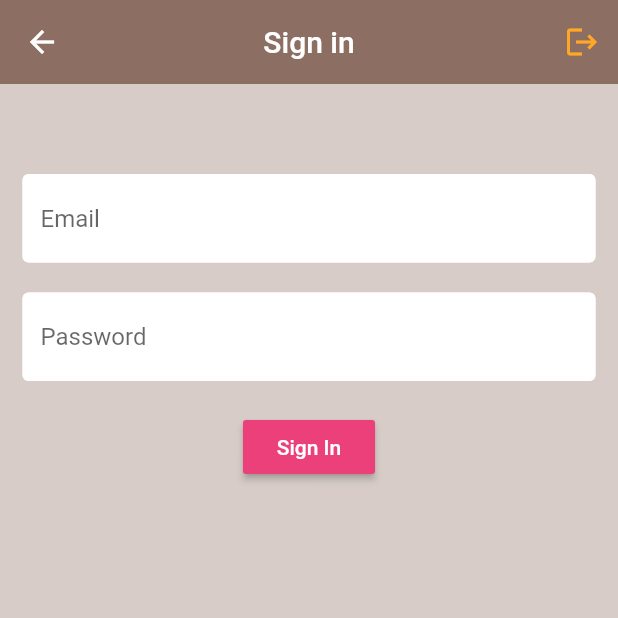
After one commit to SahilSinghzx77/coffeeshop, a Flutter app: the SignInEmail screen opened directly, on a phone screen of 412 x 824 dp, the top half of it. The commit adds this screen. Run offline on Flutter 3.47's test engine with Material 2 defaults, Android fonts, the phone set to English and light mode, and no system bars; our stand-ins replace firebase_auth, firebase_core; accounts and stored records are empty; network calls fail.

Commit message:
sign in & registration added

```diff
--- a/lib/cfFavorite.dart
+++ b/lib/cfFavorite.dart
@@ -1,7 +1,7 @@
 import 'package:flutter/material.dart';
 
-import 'Card.dart';
-import 'home.dart';
+import 'home/Card.dart';
+import 'home/home.dart';
 
 
 class favorite extends StatelessWidget {
--- a/lib/coffeeoftheday.dart
+++ b/lib/coffeeoftheday.dart
@@ -1,7 +1,7 @@
 import 'package:flutter/material.dart';
 
-import 'Card.dart';
-import 'home.dart';
+import 'home/Card.dart';
+import 'home/home.dart';
 
 class cfoftheday extends StatelessWidget {
   const cfoftheday({Key? key}) : super(key: key);
--- /dev/null
+++ b/lib/models/my_user.dart
@@ -0,0 +1,6 @@
+// @dart=2.9
+
+class MyUser{
+  final String uid;
+  MyUser({this.uid});
+}
--- a/lib/ordered.dart
+++ b/lib/ordered.dart
@@ -1,6 +1,6 @@
 import 'package:flutter/material.dart';
-import 'Card.dart';
-import 'home.dart';
+import 'home/Card.dart';
+import 'home/home.dart';
 
 class yourOrders extends StatelessWidget {
   const yourOrders({Key? key}) : super(key: key);
--- /dev/null
+++ b/lib/screens/authenticate/signinemail.dart
@@ -0,0 +1,112 @@
+// @dart=2.9
+import 'package:coffeeshop/services/auth.dart';
+import 'package:coffeeshop/shared/constants.dart';
+import 'package:flutter/material.dart';
+
+class SignInEmail extends StatefulWidget {
+  final Function toggleView;
+  SignInEmail({ this.toggleView });
+
+  @override
+  _SignInEmailState createState() => _SignInEmailState();
+}
+
+class _SignInEmailState extends State<SignInEmail> {
+
+  final AuthService _auth = AuthService();
+  final _formKey = GlobalKey<FormState>();
+
+  String email = '';
+  String password = '';
+
+  String error = '';
+
+  @override
+  Widget build(BuildContext context) {
+    return Scaffold(
+      backgroundColor: Colors.brown[100],
+      appBar: AppBar(
+        backgroundColor: Colors.brown[400],
+        elevation: 0.0,
+        title: Text('Sign in'),
+        centerTitle: true,
+        actions: [
+          IconButton(
+            icon: Icon(
+              Icons.logout,
+              color: Colors.orange[400],
+            ),
+            onPressed: () => widget.toggleView(),
+          )
+        ],
+      ),
+      body: Container(
+        padding: EdgeInsets.symmetric(vertical: 10.0, horizontal: 15.0),
+        child: Form(
+          key: _formKey,
+          child: Column(
+            children: <Widget>[
+              SizedBox(height: 50.0),
+              TextFormField(
+                decoration: textInputDecoration.copyWith(hintText: 'Email'),
+                validator: (val) => val.isEmpty ? 'Enter an email' : null,
+                onChanged: (val) {
+                  setState(() => email = val);
+                },
+              ),
+              SizedBox(height: 20.0),
+              TextFormField(
+                decoration: textInputDecoration.copyWith(hintText: 'Password'),
+                validator: (val) => val.length < 6 ? 'Enter a password 6+ chars long' : null,
+                obscureText: true,
+                onChanged: (val) {
+                  setState(() => password = val);
+                },
+              ),
+              SizedBox(height: 20.0),
+              RaisedButton(
+                  color: Colors.pink[400],
+                  child: Text(
+                    'Sign In',
+                    style: TextStyle(color: Colors.white),
+                  ),
+                  onPressed: () async {
+                    if(_formKey.currentState.validate()){
+                      dynamic result = await _auth.signInWithEmailAndPassword(email, password);
+                      if(result==null){
+                        setState(() {
+                          error = 'COULD NOT SIGN IN WITH THOSE CREDENTIALS';
+                        });
+                      }
+                    }
+                  }
+              ),
+              SizedBox(height: 12.0),
+              Text(
+                error,
+                style: TextStyle(color: Colors.red, fontSize: 14.0),
+              ),
+              // SizedBox(height: 12.0),
+              // IconButton(
+              //   onPressed: () async{
+              //     dynamic result=_auth.googleSignIn();
+              //     if(result==null){
+              //       print('error signing in');
+              //     }
+              //     else{
+              //       print('signed in');
+              //       print(result.uid);
+              //     }
+              //   },
+              //   icon: Icon(
+              //     Icons.alternate_email_sharp,
+              //   ),
+              // )
+            ],
+          ),
+        ),
+      ),
+
+    );
+  }
+}
--- /dev/null
+++ b/lib/shared/constants.dart
@@ -0,0 +1,13 @@
+import 'package:flutter/material.dart';
+
+const textInputDecoration = InputDecoration(
+  fillColor: Colors.white,
+  filled: true,
+  enabledBorder: OutlineInputBorder(
+      borderSide: BorderSide(color: Colors.white,width: 2.0)
+  ),
+  focusedBorder: OutlineInputBorder(
+      borderSide: BorderSide(color: Colors.pink,width: 2.0)
+  ),
+
+);
--- a/pubspec.yaml
+++ b/pubspec.yaml
@@ -28,6 +28,10 @@ dependencies:
   # The following adds the Cupertino Icons font to your application.
   # Use with the CupertinoIcons class for iOS style icons.
   cupertino_icons: ^1.0.2
+  firebase_auth: ^1.4.1
+  cloud_firestore: ^2.2.2
+  firebase_core: ^1.3.0
+  provider: ^5.0.0
 
 dev_dependencies:
   flutter_test:
```
Also changed, not shown: lib/home/home.dart (renamed from lib/home.dart, +22 -3 lines), lib/main.dart (+16 -4 lines), lib/screens/authenticate/authenticate.dart (added, +29 -0 lines), lib/screens/authenticate/registerwithemail.dart (added, +97 -0 lines), lib/screens/authenticate/signinanon.dart (added, +45 -0 lines), lib/screens/wrapper.dart (added, +21 -0 lines), lib/services/auth.dart (added, +86 -0 lines), lib/home/Card.dart (renamed from lib/Card.dart), pubspec.lock, 3 other files.
